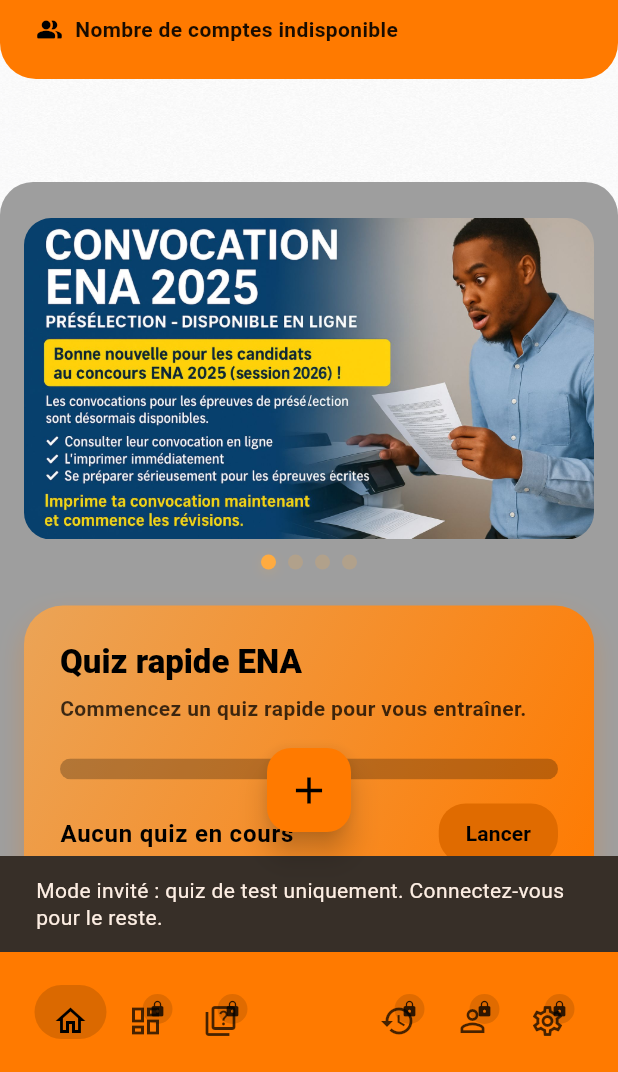
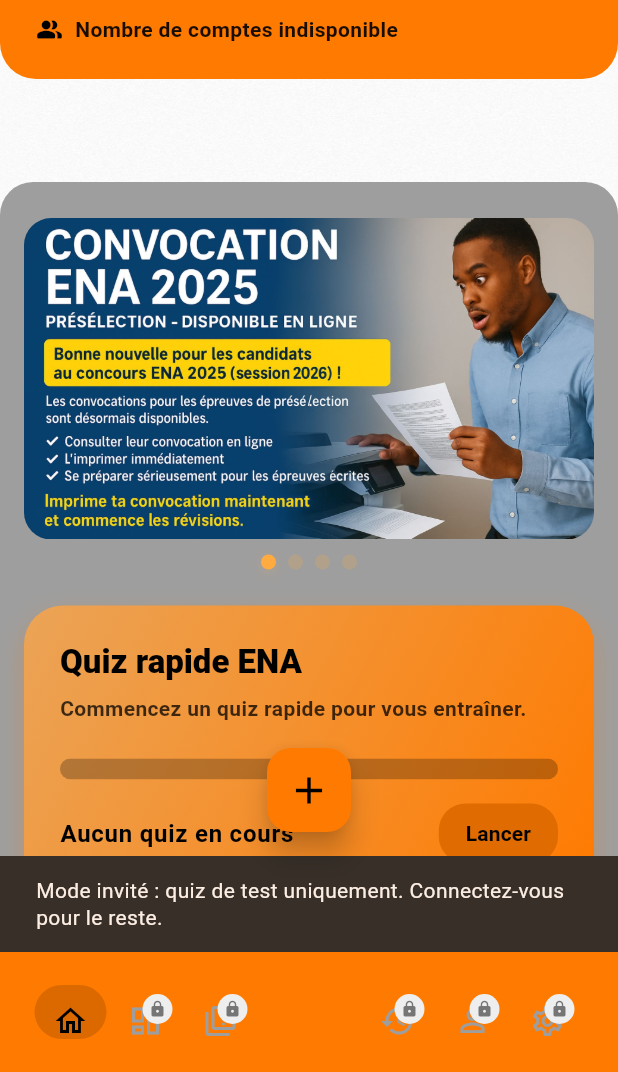
Before and after one commit to GUINO225/CIVEXAM, a Flutter app: the screen it shows after launch, after a tap on "Connexion", after a tap on "Se connecter avec Google", after a tap on "Tester sans compte", on a phone screen of 412 x 824 dp, the part 164-1236 px from its top. Run offline on Flutter 3.47's test engine with Material 3 defaults, Android fonts, the phone set to English and light mode, and no system bars; our stand-ins replace cloud_firestore, confetti, device_info_plus, diacritic, firebase_auth, firebase_core and 6 more; accounts and stored records are empty; project files that could hold a hidden picture were left out.

Commit message:
Refine guest play screen visuals

```diff
--- a/lib/screens/play_screen.dart
+++ b/lib/screens/play_screen.dart
@@ -1125,9 +1125,12 @@ class _HomeShellState extends State<HomeShell> {
                         color: onBrand,
                         onPressed: _handleSignOut,
                       ),
-                    CircleAvatar(
-                      radius: 28,
-                      backgroundColor: overlayColor,
+                    Container(
+                      padding: const EdgeInsets.all(4),
+                      decoration: BoxDecoration(
+                        color: overlayColor,
+                        shape: BoxShape.circle,
+                      ),
                       child: CircleAvatar(
                         radius: 24,
                         backgroundColor:
@@ -1934,14 +1937,17 @@ class _LeaderboardHighlightCard extends StatelessWidget {
     final theme = Theme.of(context);
     final bool isLocked = locked;
     final Color cardBackground = backgroundColor;
-    final Color iconBackground =
-        Color.alphaBlend(onBrand.withOpacity(0.12), brand);
-    final Color titleColor = headlineColor;
-    final Color supportingTextColor = bodyColor;
+    final Color iconBackground = isLocked
+        ? Colors.grey.shade200
+        : Color.alphaBlend(onBrand.withOpacity(0.12), brand);
+    final Color titleColor =
+        isLocked ? Colors.grey.shade600 : headlineColor;
+    final Color supportingTextColor =
+        isLocked ? Colors.grey.shade500 : bodyColor;
     final Color buttonForeground =
-        isLocked ? chipTextColor.withOpacity(0.6) : chipTextColor;
+        isLocked ? Colors.grey.shade700 : chipTextColor;
     final Color buttonBackground =
-        isLocked ? chipColor.withOpacity(0.5) : chipColor;
+        isLocked ? Colors.grey.shade200 : chipColor;
 
     Widget body;
     if (isLoading) {
@@ -2015,7 +2021,7 @@ class _LeaderboardHighlightCard extends StatelessWidget {
             padding: const EdgeInsets.all(16),
             child: Icon(
               Icons.emoji_events_rounded,
-              color: onBrand,
+              color: isLocked ? Colors.grey.shade600 : onBrand,
               size: 34,
             ),
           ),
--- a/lib/widgets/play_bottom_nav_bar.dart
+++ b/lib/widgets/play_bottom_nav_bar.dart
@@ -138,8 +138,11 @@ class _NavButton extends StatelessWidget {
   Widget build(BuildContext context) {
     final Color baseForeground =
         foregroundColor ?? Theme.of(context).colorScheme.onPrimary;
-    final Color iconColor =
-        isSelected ? baseForeground : baseForeground.withOpacity(0.72);
+    final Color effectiveForeground =
+        locked ? Colors.grey.shade500 : baseForeground;
+    final Color iconColor = isSelected && !locked
+        ? effectiveForeground
+        : effectiveForeground.withOpacity(locked ? 1.0 : 0.72);
 
     final Widget icon = Stack(
       clipBehavior: Clip.none,
@@ -151,11 +154,12 @@ class _NavButton extends StatelessWidget {
             top: -6,
             child: CircleAvatar(
               radius: 10,
-              backgroundColor: baseForeground.withOpacity(0.12),
+              backgroundColor:
+                  locked ? Colors.grey.shade200 : baseForeground.withOpacity(0.12),
               child: Icon(
                 Icons.lock,
                 size: 12,
-                color: baseForeground.withOpacity(0.8),
+                color: locked ? Colors.grey.shade600 : baseForeground.withOpacity(0.8),
               ),
             ),
           ),
@@ -184,7 +188,8 @@ class _NavButton extends StatelessWidget {
                 duration: const Duration(milliseconds: 200),
                 padding: const EdgeInsets.all(12),
                 decoration: BoxDecoration(
-                  color: isSelected ? highlightColor : Colors.transparent,
+                  color:
+                      isSelected && !locked ? highlightColor : Colors.transparent,
                   borderRadius: BorderRadius.circular(18),
                 ),
                 child: icon,
```
